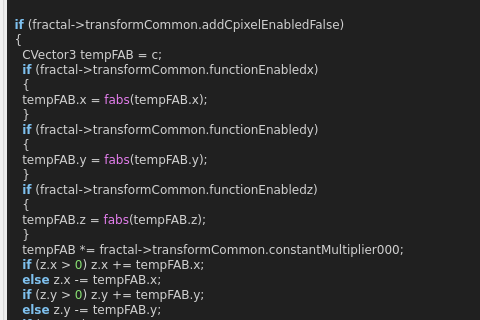
buddhi1980/mandelbulber2, file mandelbulber2/qt_data/fractal_eiffie_msltoe.ui: the form before one commit; both pictures show x 0 to 480 and y 658 to 978 of the 604 by 1147 pixel window.
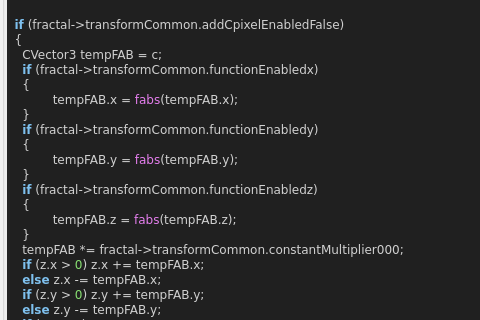
The form after the commit. Custom widgets are drawn as their Qt base class.

What changed in the file:
```diff
--- a/mandelbulber2/qt_data/fractal_eiffie_msltoe.ui
+++ b/mandelbulber2/qt_data/fractal_eiffie_msltoe.ui
@@ -768,15 +768,15 @@
     CVector3 tempFAB &lt;span style=&quot;color:#d0d0d0&quot;&gt;=&lt;/span&gt; c&lt;span style=&quot;color:#d0d0d0&quot;&gt;;&lt;/span&gt;
     &lt;span style=&quot;color:#7ec0ee; font-weight:bold&quot;&gt;if&lt;/span&gt; &lt;span style=&quot;color:#d0d0d0&quot;&gt;(&lt;/span&gt;fractal&lt;span style=&quot;color:#d0d0d0&quot;&gt;-&amp;gt;&lt;/span&gt;transformCommon&lt;span style=&quot;color:#d0d0d0&quot;&gt;.&lt;/span&gt;functionEnabledx&lt;span style=&quot;color:#d0d0d0&quot;&gt;)&lt;/span&gt;
     &lt;span style=&quot;color:#d0d0d0&quot;&gt;{&lt;/span&gt;
-    tempFAB&lt;span style=&quot;color:#d0d0d0&quot;&gt;.&lt;/span&gt;x &lt;span style=&quot;color:#d0d0d0&quot;&gt;=&lt;/span&gt; &lt;span style=&quot;color:#e47eed&quot;&gt;fabs&lt;/span&gt;&lt;span style=&quot;color:#d0d0d0&quot;&gt;(&lt;/span&gt;tempFAB&lt;span style=&quot;color:#d0d0d0&quot;&gt;.&lt;/span&gt;x&lt;span style=&quot;color:#d0d0d0&quot;&gt;);&lt;/span&gt;
+            tempFAB&lt;span style=&quot;color:#d0d0d0&quot;&gt;.&lt;/span&gt;x &lt;span style=&quot;color:#d0d0d0&quot;&gt;=&lt;/span&gt; &lt;span style=&quot;color:#e47eed&quot;&gt;fabs&lt;/span&gt;&lt;span style=&quot;color:#d0d0d0&quot;&gt;(&lt;/span&gt;tempFAB&lt;span style=&quot;color:#d0d0d0&quot;&gt;.&lt;/span&gt;x&lt;span style=&quot;color:#d0d0d0&quot;&gt;);&lt;/span&gt;
     &lt;span style=&quot;color:#d0d0d0&quot;&gt;}&lt;/span&gt;
     &lt;span style=&quot;color:#7ec0ee; font-weight:bold&quot;&gt;if&lt;/span&gt; &lt;span style=&quot;color:#d0d0d0&quot;&gt;(&lt;/span&gt;fractal&lt;span style=&quot;color:#d0d0d0&quot;&gt;-&amp;gt;&lt;/span&gt;transformCommon&lt;span style=&quot;color:#d0d0d0&quot;&gt;.&lt;/span&gt;functionEnabledy&lt;span style=&quot;color:#d0d0d0&quot;&gt;)&lt;/span&gt;
     &lt;span style=&quot;color:#d0d0d0&quot;&gt;{&lt;/span&gt;
-    tempFAB&lt;span style=&quot;color:#d0d0d0&quot;&gt;.&lt;/span&gt;y &lt;span style=&quot;color:#d0d0d0&quot;&gt;=&lt;/span&gt; &lt;span style=&quot;color:#e47eed&quot;&gt;fabs&lt;/span&gt;&lt;span style=&quot;color:#d0d0d0&quot;&gt;(&lt;/span&gt;tempFAB&lt;span style=&quot;color:#d0d0d0&quot;&gt;.&lt;/span&gt;y&lt;span style=&quot;color:#d0d0d0&quot;&gt;);&lt;/span&gt;
+            tempFAB&lt;span style=&quot;color:#d0d0d0&quot;&gt;.&lt;/span&gt;y &lt;span style=&quot;color:#d0d0d0&quot;&gt;=&lt;/span&gt; &lt;span style=&quot;color:#e47eed&quot;&gt;fabs&lt;/span&gt;&lt;span style=&quot;color:#d0d0d0&quot;&gt;(&lt;/span&gt;tempFAB&lt;span style=&quot;color:#d0d0d0&quot;&gt;.&lt;/span&gt;y&lt;span style=&quot;color:#d0d0d0&quot;&gt;);&lt;/span&gt;
     &lt;span style=&quot;color:#d0d0d0&quot;&gt;}&lt;/span&gt;
     &lt;span style=&quot;color:#7ec0ee; font-weight:bold&quot;&gt;if&lt;/span&gt; &lt;span style=&quot;color:#d0d0d0&quot;&gt;(&lt;/span&gt;fractal&lt;span style=&quot;color:#d0d0d0&quot;&gt;-&amp;gt;&lt;/span&gt;transformCommon&lt;span style=&quot;color:#d0d0d0&quot;&gt;.&lt;/span&gt;functionEnabledz&lt;span style=&quot;color:#d0d0d0&quot;&gt;)&lt;/span&gt;
     &lt;span style=&quot;color:#d0d0d0&quot;&gt;{&lt;/span&gt;
-    tempFAB&lt;span style=&quot;color:#d0d0d0&quot;&gt;.&lt;/span&gt;z &lt;span style=&quot;color:#d0d0d0&quot;&gt;=&lt;/span&gt; &lt;span style=&quot;color:#e47eed&quot;&gt;fabs&lt;/span&gt;&lt;span style=&quot;color:#d0d0d0&quot;&gt;(&lt;/span&gt;tempFAB&lt;span style=&quot;color:#d0d0d0&quot;&gt;.&lt;/span&gt;z&lt;span style=&quot;color:#d0d0d0&quot;&gt;);&lt;/span&gt;
+            tempFAB&lt;span style=&quot;color:#d0d0d0&quot;&gt;.&lt;/span&gt;z &lt;span style=&quot;color:#d0d0d0&quot;&gt;=&lt;/span&gt; &lt;span style=&quot;color:#e47eed&quot;&gt;fabs&lt;/span&gt;&lt;span style=&quot;color:#d0d0d0&quot;&gt;(&lt;/span&gt;tempFAB&lt;span style=&quot;color:#d0d0d0&quot;&gt;.&lt;/span&gt;z&lt;span style=&quot;color:#d0d0d0&quot;&gt;);&lt;/span&gt;
     &lt;span style=&quot;color:#d0d0d0&quot;&gt;}&lt;/span&gt;
     tempFAB &lt;span style=&quot;color:#d0d0d0&quot;&gt;*=&lt;/span&gt; fractal&lt;span style=&quot;color:#d0d0d0&quot;&gt;-&amp;gt;&lt;/span&gt;transformCommon&lt;span style=&quot;color:#d0d0d0&quot;&gt;.&lt;/span&gt;constantMultiplier000&lt;span style=&quot;color:#d0d0d0&quot;&gt;;&lt;/span&gt;
     &lt;span style=&quot;color:#7ec0ee; font-weight:bold&quot;&gt;if&lt;/span&gt; &lt;span style=&quot;color:#d0d0d0&quot;&gt;(&lt;/span&gt;z&lt;span style=&quot;color:#d0d0d0&quot;&gt;.&lt;/span&gt;x &lt;span style=&quot;color:#d0d0d0&quot;&gt;&amp;gt;&lt;/span&gt; &lt;span style=&quot;color:#87df71&quot;&gt;0&lt;/span&gt;&lt;span style=&quot;color:#d0d0d0&quot;&gt;)&lt;/span&gt; z&lt;span style=&quot;color:#d0d0d0&quot;&gt;.&lt;/span&gt;x &lt;span style=&quot;color:#d0d0d0&quot;&gt;+=&lt;/span&gt; tempFAB&lt;span style=&quot;color:#d0d0d0&quot;&gt;.&lt;/span&gt;x&lt;span style=&quot;color:#d0d0d0&quot;&gt;;&lt;/span&gt;
```
